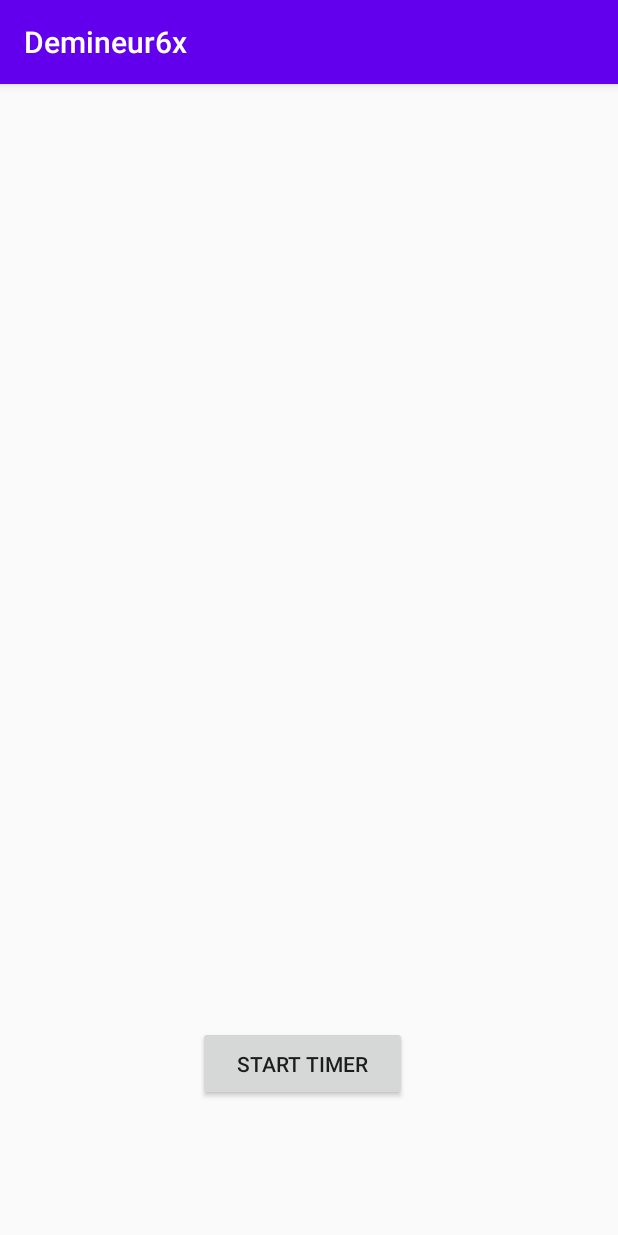
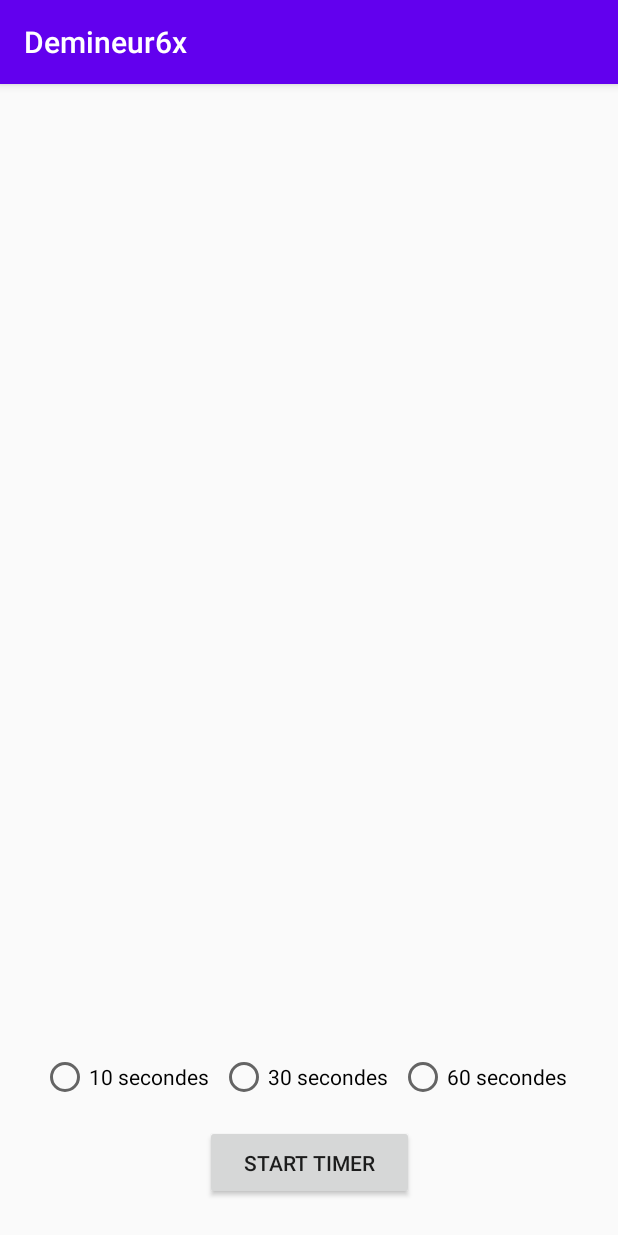
Before and after one commit to Tystat/Demineur6x, an Android app: the screen it shows after launch (MainActivity), on a phone screen of 412 x 824 dp. Run offline under Robolectric (Android 15) with nearby library versions, the phone set to English and light mode, and no system bars.

Commit message:
Added simple timer as an asynchronous task in Main

```diff
--- a/app/src/main/res/layout/activity_main.xml
+++ b/app/src/main/res/layout/activity_main.xml
@@ -21,10 +21,11 @@
             android:layout_height="50dp"
             android:layout_marginStart="146dp"
             android:layout_marginEnd="155dp"
-            android:layout_marginBottom="90dp"
+            android:layout_marginBottom="24dp"
             android:text="Start Timer"
             app:layout_constraintBottom_toBottomOf="parent"
             app:layout_constraintEnd_toEndOf="parent"
+            app:layout_constraintHorizontal_bias="0.344"
             app:layout_constraintStart_toStartOf="parent" />
 
         <ProgressBar
@@ -35,9 +36,44 @@
             android:layout_marginStart="94dp"
             android:layout_marginEnd="96dp"
             android:layout_marginBottom="16dp"
+            app:layout_constraintBottom_toTopOf="@+id/TimeGroup"
+            app:layout_constraintEnd_toEndOf="parent"
+            app:layout_constraintHorizontal_bias="1.0"
+            app:layout_constraintStart_toStartOf="parent" />
+
+        <RadioGroup
+            android:id="@+id/TimeGroup"
+            android:layout_width="358dp"
+            android:layout_height="32dp"
+            android:layout_marginStart="33dp"
+            android:layout_marginEnd="33dp"
+            android:layout_marginBottom="16dp"
+            android:orientation="horizontal"
             app:layout_constraintBottom_toTopOf="@+id/go"
             app:layout_constraintEnd_toEndOf="parent"
-            app:layout_constraintStart_toStartOf="parent" />
+            app:layout_constraintStart_toStartOf="parent">
+
+            <RadioButton
+                android:id="@+id/Time1"
+                android:layout_width="wrap_content"
+                android:layout_height="wrap_content"
+                android:layout_weight="1"
+                android:text="10 secondes" />
+
+            <RadioButton
+                android:id="@+id/Time2"
+                android:layout_width="wrap_content"
+                android:layout_height="wrap_content"
+                android:layout_weight="1"
+                android:text="30 secondes" />
+
+            <RadioButton
+                android:id="@+id/Time3"
+                android:layout_width="wrap_content"
+                android:layout_height="wrap_content"
+                android:layout_weight="1"
+                android:text="60 secondes" />
+        </RadioGroup>
 
     </androidx.constraintlayout.widget.ConstraintLayout>
 
```
